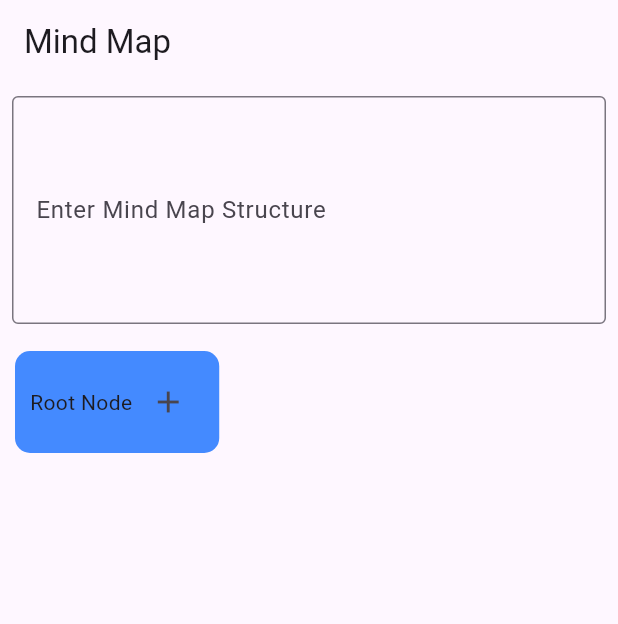
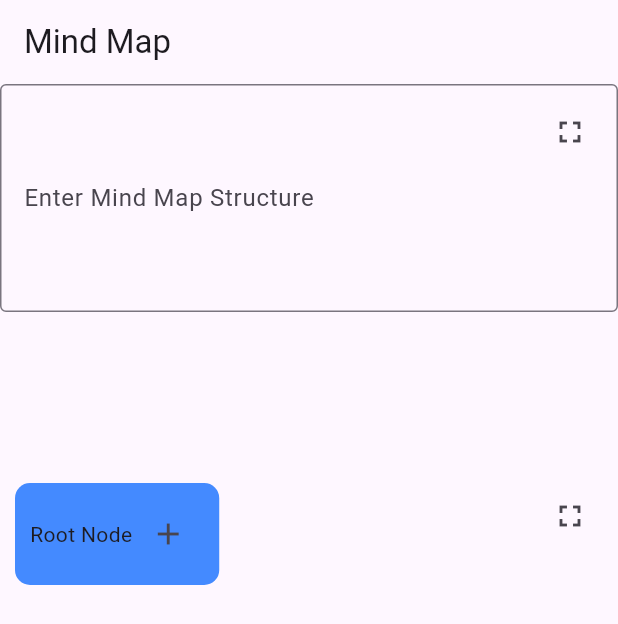
Before and after one commit to gkdis6/mind_map_app, a Flutter app: the screen it shows after launch, on a phone screen of 412 x 824 dp. Shown: the top 624 px of the screen. Run offline on Flutter 3.47's test engine with Material 3 defaults, Android fonts, the phone set to English and light mode, and no system bars; missing offline and left inert: mind_map.

Commit message:
뷰 전환 추가

```diff
--- a/lib/node/s_main.dart
+++ b/lib/node/s_main.dart
@@ -16,6 +16,9 @@ class _MainScreenState extends State<MainScreen> {
   // 텍스트 컨트롤러
   final TextEditingController _controller = TextEditingController();
   final FocusNode _focusNode = FocusNode();
+
+  // 확대된 뷰 상태
+  String? expandedView; // 'textField' 또는 'mindMap', 기본값은 null
 
   @override
   void dispose() {
@@ -91,15 +94,20 @@ class _MainScreenState extends State<MainScreen> {
     }
   }
 
-  @override
-  Widget build(BuildContext context) {
-    return Scaffold(
-      appBar: AppBar(title: Text('Mind Map')),
-      body: Column(
+  void _toggleExpandedView(String view) {
+    setState(() {
+      if (expandedView == view) {
+        expandedView = null; // 이미 확대된 뷰를 다시 축소
+      } else {
+        expandedView = view; // 새로운 뷰를 확대
+      }
+    });
+  }
+
+  Widget _buildTextFieldContainer() {
+    return Stack(
       children: [
-          // 사용자 입력 필드
-          Padding(
-            padding: const EdgeInsets.all(8.0),
+        Positioned.fill(
           child: TextFieldWidget(
             controller: _controller,
             focusNode: _focusNode,
@@ -112,7 +120,24 @@ class _MainScreenState extends State<MainScreen> {
             onShiftTabKeyPress: _decreaseDepth,
           ),
         ),
-          Expanded(
+        Positioned(
+          top: 8,
+          right: 8,
+          child: IconButton(
+            icon: Icon(
+              expandedView == 'textField' ? Icons.close : Icons.fullscreen,
+            ),
+            onPressed: () => _toggleExpandedView('textField'),
+          ),
+        ),
+      ],
+    );
+  }
+
+  Widget _buildMindMapContainer() {
+    return Stack(
+      children: [
+        Positioned.fill(
           child: InteractiveViewer(
             constrained: false,
             minScale: 0.5,
@@ -120,7 +145,42 @@ class _MainScreenState extends State<MainScreen> {
             child: MindMapWidget(node: rootNode),
           ),
         ),
+        Positioned(
+          top: 8,
+          right: 8,
+          child: IconButton(
+            icon: Icon(
+              expandedView == 'mindMap' ? Icons.close : Icons.fullscreen,
+            ),
+            onPressed: () => _toggleExpandedView('mindMap'),
+          ),
+        ),
       ],
+    );
+  }
+
+  @override
+  Widget build(BuildContext context) {
+    return Scaffold(
+      appBar: AppBar(title: Text('Mind Map')),
+      body: AnimatedSwitcher(
+        duration: Duration(milliseconds: 300),
+        child: expandedView == null
+            ? Column(
+                children: [
+                  Expanded(
+                    flex: 1,
+                    child: _buildTextFieldContainer(),
+                  ),
+                  Expanded(
+                    flex: 2,
+                    child: _buildMindMapContainer(),
+                  ),
+                ],
+              )
+            : expandedView == 'textField'
+                ? _buildTextFieldContainer()
+                : _buildMindMapContainer(),
       ),
     );
   }
```
Lines whose indentation alone changed are shown as unchanged.
